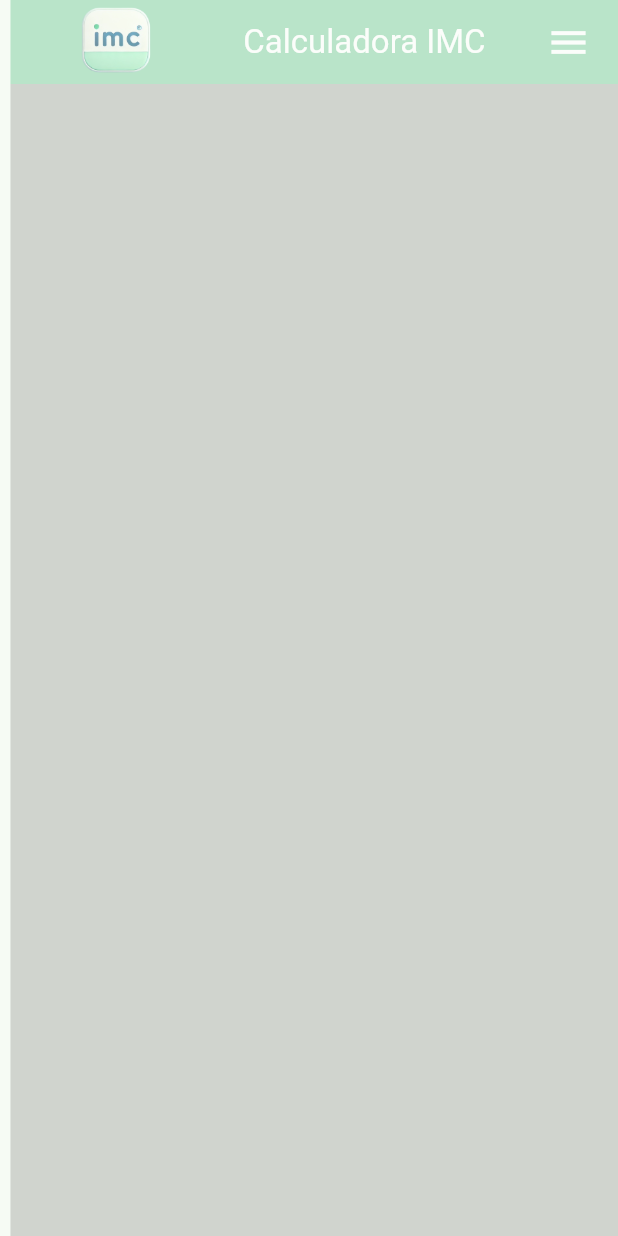
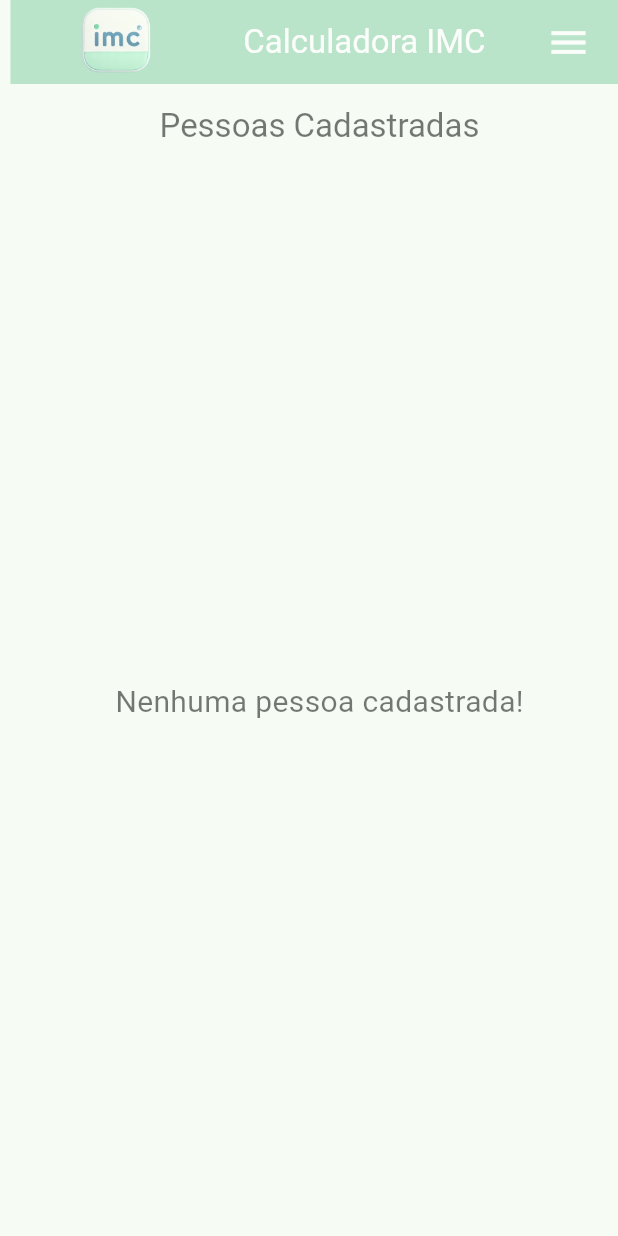
Before and after one commit to juliocmatias/bmi-flutter-app, a Flutter app: the screen it shows after launch, after a tap on "Entrar", on a phone screen of 412 x 824 dp. Run offline on Flutter 3.47's test engine with Material 3 defaults, Android fonts, the phone set to English and light mode, and no system bars; missing offline and left inert: lucid_validation.

Commit message:
feat: implement cadr for mainPageView in app

```diff
--- a/lib/pages/main_page_view.dart
+++ b/lib/pages/main_page_view.dart
@@ -1,14 +1,52 @@
+import 'package:bmiapp/models/bmi.dart';
+import 'package:bmiapp/stores/people_store.dart';
+import 'package:bmiapp/widgets/card_main_page_view.dart';
 import 'package:flutter/material.dart';
+import 'package:provider/provider.dart';
 
 class MainPageView extends StatelessWidget {
   const MainPageView({super.key});
 
   @override
   Widget build(BuildContext context) {
-    return Scaffold(
-      body: Container(
-        color: Colors.black26,
-      ),
-    );
+    return Consumer<PeopleStore>(builder: (context, store, child) {
+      Widget body;
+
+      if (store.state.people.isEmpty) {
+        body = const Center(
+          child: Text(
+            'Nenhuma pessoa cadastrada!',
+            style: TextStyle(fontSize: 20),
+          ),
+        );
+      } else {
+        body = GridView.builder(
+          gridDelegate: const SliverGridDelegateWithFixedCrossAxisCount(
+            crossAxisCount: 2,
+          ),
+          itemCount: store.state.people.length,
+          itemBuilder: (context, index) {
+            final person = store.state.people[index];
+            final weight = person.weight;
+            final height = person.height;
+            final bmi = Bmi.classification(weight, height);
+
+            return CardMainPageView(
+              name: person.name,
+              weight: person.weight,
+              height: person.height,
+              classification: bmi.description,
+            );
+          },
+        );
+      }
+
+      return Scaffold(
+        appBar: AppBar(
+          title: const Center(child: Text('Pessoas Cadastradas')),
+        ),
+        body: body,
+      );
+    });
   }
 }
--- a/lib/validations/person_register_validator.dart
+++ b/lib/validations/person_register_validator.dart
@@ -60,7 +60,7 @@ class PersonRegisterValidator extends LucidValidator<Person> {
           0,
           message: 'O peso deve ser um número decimal maior que zero.',
         )
-        .range(5, 300, message: 'O peso deve estar entre 5 e 300 kg.');
+        .range(5, 500, message: 'O peso deve estar entre 5 e 500 kg.');
 
     ruleFor((person) => person.height, key: 'height')
         .greaterThan(
```
Also changed, not shown: lib/widgets/card_main_page_view.dart (added, +125 -0 lines).
